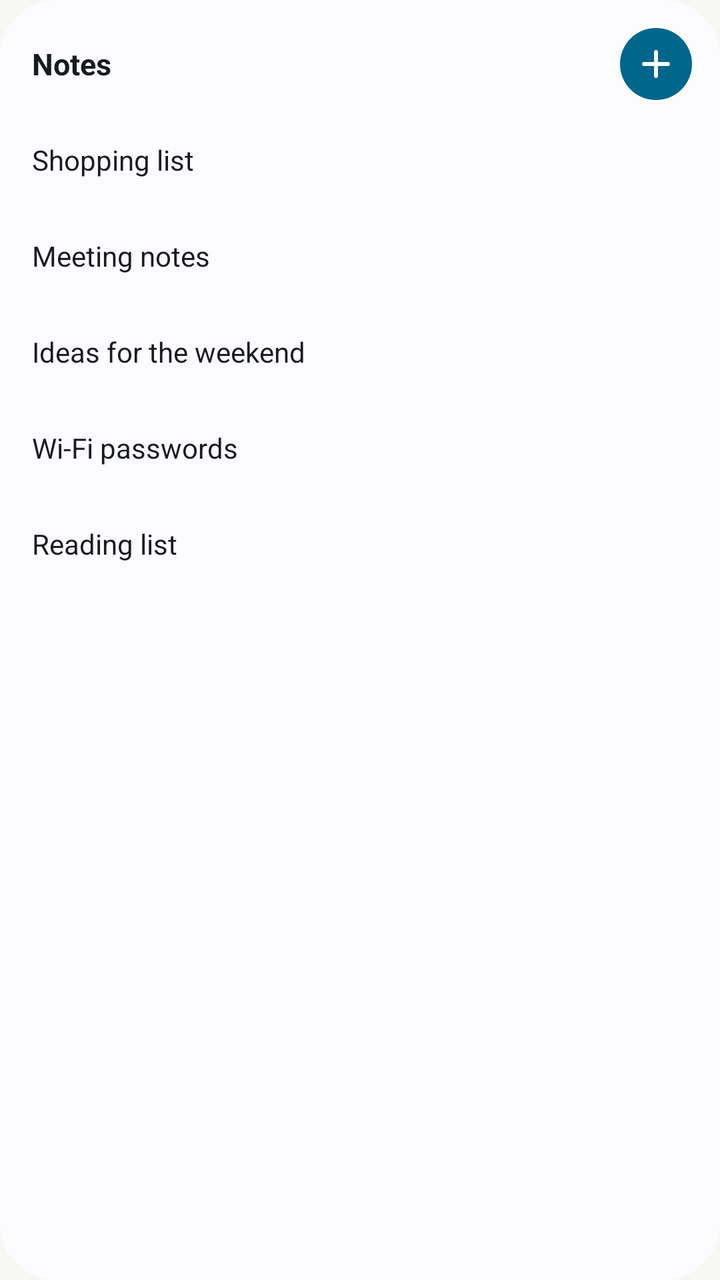
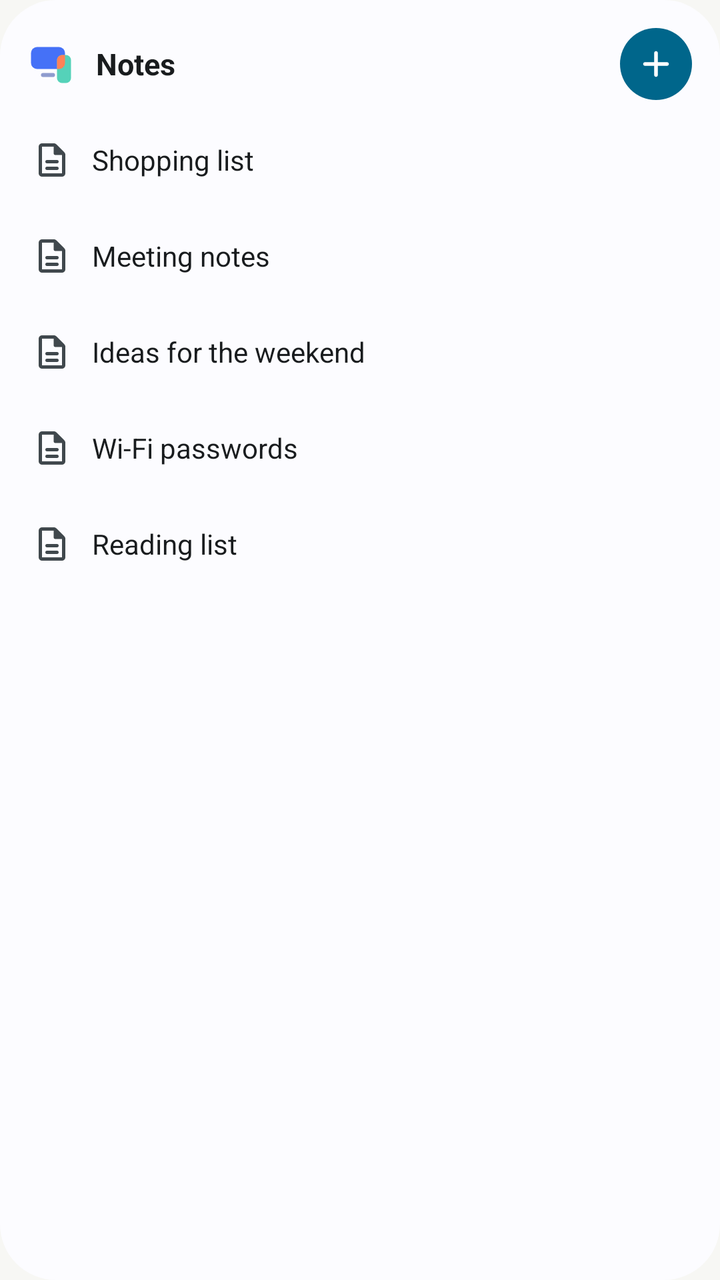

Two renders of the same Android screen: before a commit and after it. Below are the layout's source before the change and the commit's diff.
<!-- AndroidManifest.xml: application theme DeskLinkTheme.NoActionBar -->
<!-- res/layout/widget_notes.xml -->
<?xml version="1.0" encoding="utf-8"?>
<LinearLayout xmlns:android="http://schemas.android.com/apk/res/android"
    xmlns:tools="http://schemas.android.com/tools"
    android:id="@android:id/background"
    tools:ignore="UseAppTint"
    android:layout_width="match_parent"
    android:layout_height="match_parent"
    android:background="@drawable/widget_desk_background"
    android:orientation="vertical"
    android:padding="8dp">

    <LinearLayout
        android:layout_width="match_parent"
        android:layout_height="wrap_content"
        android:gravity="center_vertical"
        android:orientation="horizontal">

        <TextView
            android:id="@+id/n_title"
            android:layout_width="0dp"
            android:layout_height="48dp"
            android:layout_weight="1"
            android:ellipsize="end"
            android:gravity="center_vertical"
            android:maxLines="1"
            android:paddingStart="8dp"
            android:paddingEnd="8dp"
            android:text="@string/notes_title"
            android:textColor="@color/widget_text"
            android:textSize="15sp"
            android:textStyle="bold" />

        <ImageView
            android:id="@+id/n_new"
            android:layout_width="48dp"
            android:layout_height="48dp"
            android:background="@drawable/widget_new_button"
            android:contentDescription="@string/notes_new"
            android:padding="12dp"
            android:src="@drawable/sym_add"
            android:tint="@color/widget_on_accent" />
    </LinearLayout>

    <TextView
        android:id="@+id/n_row1"
        android:layout_width="match_parent"
        android:layout_height="48dp"
        android:background="@drawable/widget_row_ripple"
        android:ellipsize="end"
        android:gravity="center_vertical"
        android:maxLines="1"
        android:paddingStart="8dp"
        android:paddingEnd="8dp"
        android:text="@string/widget_notes_preview_1"
        android:textColor="@color/widget_text"
        android:textSize="14sp" />

    <TextView
        android:id="@+id/n_row2"
        android:layout_width="match_parent"
        android:layout_height="48dp"
        android:background="@drawable/widget_row_ripple"
        android:ellipsize="end"
        android:gravity="center_vertical"
        android:maxLines="1"
        android:paddingStart="8dp"
        android:paddingEnd="8dp"
        android:text="@string/widget_notes_preview_2"
        android:textColor="@color/widget_text"
        android:textSize="14sp" />

    <TextView
        android:id="@+id/n_row3"
        android:layout_width="match_parent"
        android:layout_height="48dp"
        android:background="@drawable/widget_row_ripple"
        android:ellipsize="end"
        android:gravity="center_vertical"
        android:maxLines="1"
        android:paddingStart="8dp"
        android:paddingEnd="8dp"
        android:text="@string/widget_notes_preview_3"
        android:textColor="@color/widget_text"
        android:textSize="14sp" />

    <TextView
        android:id="@+id/n_row4"
        android:layout_width="match_parent"
        android:layout_height="48dp"
        android:background="@drawable/widget_row_ripple"
        android:ellipsize="end"
        android:gravity="center_vertical"
        android:maxLines="1"
        android:paddingStart="8dp"
        android:paddingEnd="8dp"
        android:text="@string/widget_notes_preview_4"
        android:textColor="@color/widget_text"
        android:textSize="14sp" />

    <TextView
        android:id="@+id/n_row5"
        android:layout_width="match_parent"
        android:layout_height="48dp"
        android:background="@drawable/widget_row_ripple"
        android:ellipsize="end"
        android:gravity="center_vertical"
        android:maxLines="1"
        android:paddingStart="8dp"
        android:paddingEnd="8dp"
        android:text="@string/widget_notes_preview_5"
        android:textColor="@color/widget_text"
        android:textSize="14sp" />

    <TextView
        android:id="@+id/n_message"
        android:layout_width="match_parent"
        android:layout_height="wrap_content"
        android:ellipsize="end"
        android:gravity="center_vertical"
        android:maxLines="3"
        android:minHeight="48dp"
        android:paddingStart="8dp"
        android:paddingEnd="8dp"
        android:textColor="@color/widget_text_dim"
        android:textSize="13sp"
        android:visibility="gone" />

    <TextView
        android:id="@+id/n_more"
        android:layout_width="match_parent"
        android:layout_height="wrap_content"
        android:paddingStart="8dp"
        android:paddingEnd="8dp"
        android:textColor="@color/widget_text_dim"
        android:textSize="12sp"
        android:visibility="gone" />
</LinearLayout>
<!-- resources referenced by this layout -->
<resources>
  <color name="widget_on_accent">#FFFFFFFF</color>
  <color name="widget_text">#FF18181B</color>
  <color name="widget_text_dim">#FF5F5F67</color>
  <!-- drawable widget_new_button (drawable) -->
  <?xml version="1.0" encoding="utf-8"?>
  <ripple xmlns:android="http://schemas.android.com/apk/res/android" android:color="@color/widget_button_bg">
      <item>
          <inset android:inset="6dp">
              <shape android:shape="oval">
                  <solid android:color="@color/widget_accent" />
              </shape>
          </inset>
      </item>
  </ripple>
  <!-- drawable widget_row_ripple (drawable) -->
  <?xml version="1.0" encoding="utf-8"?>
  <ripple xmlns:android="http://schemas.android.com/apk/res/android" android:color="@color/widget_button_bg">
      <item android:id="@android:id/mask">
          <shape android:shape="rectangle">
              <solid android:color="#FF000000" />
              <corners android:radius="12dp" />
          </shape>
      </item>
  </ripple>
  <string name="notes_new">New note</string>
  <string name="notes_title">Notes</string>
  <color name="widget_bg">#FFFFFFFF</color>
  <dimen name="widget_radius">24dp</dimen>
  <color name="widget_button_bg">#0D000000</color>
  <color name="widget_accent">#FF3256D6</color>
  <color name="brand_primary">#3256D6</color>
  <color name="brand_on_primary">#FFFFFF</color>
  <color name="brand_secondary">#5F5F67</color>
  <color name="brand_on_secondary">#FFFFFF</color>
  <color name="brand_tertiary">#0F9B72</color>
  <color name="brand_on_tertiary">#FFFFFF</color>
  <color name="brand_background">#F7F7F4</color>
  <color name="brand_outline">#D4D4CF</color>
  <dimen name="desk_dialog_radius">24dp</dimen>
  <!-- unchanged entries left out for length: 32 -->
</resources>

<!-- the commit's change to res/layout/widget_notes.xml (unified diff, before → after) -->
@@ -6,6 +6,7 @@
     android:layout_width="match_parent"
     android:layout_height="match_parent"
     android:background="@drawable/widget_desk_background"
+    android:importantForAccessibility="no"
     android:orientation="vertical"
     android:padding="8dp">
 
@@ -15,20 +16,38 @@
         android:gravity="center_vertical"
         android:orientation="horizontal">
 
-        <TextView
+        <LinearLayout
             android:id="@+id/n_title"
             android:layout_width="0dp"
             android:layout_height="48dp"
             android:layout_weight="1"
-            android:ellipsize="end"
+            android:background="@drawable/widget_row_ripple"
+            android:contentDescription="@string/widget_notes_open_list"
             android:gravity="center_vertical"
-            android:maxLines="1"
-            android:paddingStart="8dp"
-            android:paddingEnd="8dp"
-            android:text="@string/notes_title"
-            android:textColor="@color/widget_text"
-            android:textSize="15sp"
-            android:textStyle="bold" />
+            android:orientation="horizontal"
+            android:paddingStart="6dp"
+            android:paddingEnd="6dp">
+
+            <ImageView
+                android:id="@+id/n_mark"
+                android:layout_width="24dp"
+                android:layout_height="24dp"
+                android:layout_marginEnd="10dp"
+                android:importantForAccessibility="no"
+                android:src="@drawable/desklink_mark" />
+
+            <TextView
+                android:layout_width="0dp"
+                android:layout_height="wrap_content"
+                android:layout_weight="1"
+                android:ellipsize="end"
+                android:importantForAccessibility="no"
+                android:maxLines="1"
+                android:text="@string/notes_title"
+                android:textColor="@color/widget_text"
+                android:textSize="15sp"
+                android:textStyle="bold" />
+        </LinearLayout>
 
         <ImageView
             android:id="@+id/n_new"
@@ -36,100 +55,199 @@
             android:layout_height="48dp"
             android:background="@drawable/widget_new_button"
             android:contentDescription="@string/notes_new"
-            android:padding="12dp"
+            android:padding="13dp"
             android:src="@drawable/sym_add"
             android:tint="@color/widget_on_accent" />
     </LinearLayout>
 
-    <TextView
+    <LinearLayout
         android:id="@+id/n_row1"
         android:layout_width="match_parent"
         android:layout_height="48dp"
         android:background="@drawable/widget_row_ripple"
-        android:ellipsize="end"
-        android:gravity="center_vertical"
-        android:maxLines="1"
+        android:gravity="center_vertical"
+        android:orientation="horizontal"
+        android:paddingStart="8dp"
+        android:paddingEnd="8dp">
+
+        <ImageView
+            android:layout_width="20dp"
+            android:layout_height="20dp"
+            android:importantForAccessibility="no"
+            android:src="@drawable/widget_ic_note" />
+
+        <TextView
+            android:id="@+id/n_row1_text"
+            android:layout_width="0dp"
+            android:layout_height="wrap_content"
+            android:layout_marginStart="10dp"
+            android:layout_weight="1"
+            android:ellipsize="end"
+            android:importantForAccessibility="no"
+            android:maxLines="1"
+            android:text="@string/widget_notes_preview_1"
+            android:textColor="@color/widget_text"
+            android:textSize="14sp" />
+    </LinearLayout>
+
+    <LinearLayout
+        android:id="@+id/n_row2"
+        android:layout_width="match_parent"
+        android:layout_height="48dp"
+        android:background="@drawable/widget_row_ripple"
+        android:gravity="center_vertical"
+        android:orientation="horizontal"
+        android:paddingStart="8dp"
+        android:paddingEnd="8dp">
+
+        <ImageView
+            android:layout_width="20dp"
+            android:layout_height="20dp"
+            android:importantForAccessibility="no"
+            android:src="@drawable/widget_ic_note" />
+
+        <TextView
+            android:id="@+id/n_row2_text"
+            android:layout_width="0dp"
+            android:layout_height="wrap_content"
+            android:layout_marginStart="10dp"
+            android:layout_weight="1"
+            android:ellipsize="end"
+            android:importantForAccessibility="no"
+            android:maxLines="1"
+            android:text="@string/widget_notes_preview_2"
+            android:textColor="@color/widget_text"
+            android:textSize="14sp" />
+    </LinearLayout>
+
+    <LinearLayout
+        android:id="@+id/n_row3"
+        android:layout_width="match_parent"
+        android:layout_height="48dp"
+        android:background="@drawable/widget_row_ripple"
+        android:gravity="center_vertical"
+        android:orientation="horizontal"
+        android:paddingStart="8dp"
+        android:paddingEnd="8dp">
+
+        <ImageView
+            android:layout_width="20dp"
+            android:layout_height="20dp"
+            android:importantForAccessibility="no"
+            android:src="@drawable/widget_ic_note" />
+
+        <TextView
+            android:id="@+id/n_row3_text"
+            android:layout_width="0dp"
+            android:layout_height="wrap_content"
+            android:layout_marginStart="10dp"
+            android:layout_weight="1"
+            android:ellipsize="end"
+            android:importantForAccessibility="no"
+            android:maxLines="1"
+            android:text="@string/widget_notes_preview_3"
+            android:textColor="@color/widget_text"
+            android:textSize="14sp" />
+    </LinearLayout>
+
+    <LinearLayout
+        android:id="@+id/n_row4"
+        android:layout_width="match_parent"
+        android:layout_height="48dp"
+        android:background="@drawable/widget_row_ripple"
+        android:gravity="center_vertical"
+        android:orientation="horizontal"
+        android:paddingStart="8dp"
+        android:paddingEnd="8dp">
+
+        <ImageView
+            android:layout_width="20dp"
+            android:layout_height="20dp"
+            android:importantForAccessibility="no"
+            android:src="@drawable/widget_ic_note" />
+
+        <TextView
+            android:id="@+id/n_row4_text"
+            android:layout_width="0dp"
+            android:layout_height="wrap_content"
+            android:layout_marginStart="10dp"
+            android:layout_weight="1"
+            android:ellipsize="end"
+            android:importantForAccessibility="no"
+            android:maxLines="1"
+            android:text="@string/widget_notes_preview_4"
+            android:textColor="@color/widget_text"
+            android:textSize="14sp" />
+    </LinearLayout>
+
+    <LinearLayout
+        android:id="@+id/n_row5"
+        android:layout_width="match_parent"
+        android:layout_height="48dp"
+        android:background="@drawable/widget_row_ripple"
+        android:gravity="center_vertical"
+        android:orientation="horizontal"
+        android:paddingStart="8dp"
+        android:paddingEnd="8dp">
+
+        <ImageView
+            android:layout_width="20dp"
+            android:layout_height="20dp"
+            android:importantForAccessibility="no"
+            android:src="@drawable/widget_ic_note" />
+
+        <TextView
+            android:id="@+id/n_row5_text"
+            android:layout_width="0dp"
+            android:layout_height="wrap_content"
+            android:layout_marginStart="10dp"
+            android:layout_weight="1"
+            android:ellipsize="end"
+            android:importantForAccessibility="no"
+            android:maxLines="1"
+            android:text="@string/widget_notes_preview_5"
+            android:textColor="@color/widget_text"
+            android:textSize="14sp" />
+    </LinearLayout>
+
+    <LinearLayout
+        android:id="@+id/n_message"
+        android:layout_width="match_parent"
+        android:layout_height="0dp"
+        android:layout_weight="1"
+        android:background="@drawable/widget_row_ripple"
+        android:gravity="center_vertical"
+        android:minHeight="48dp"
+        android:orientation="horizontal"
         android:paddingStart="8dp"
         android:paddingEnd="8dp"
-        android:text="@string/widget_notes_preview_1"
-        android:textColor="@color/widget_text"
-        android:textSize="14sp" />
-
-    <TextView
-        android:id="@+id/n_row2"
-        android:layout_width="match_parent"
-        android:layout_height="48dp"
-        android:background="@drawable/widget_row_ripple"
-        android:ellipsize="end"
-        android:gravity="center_vertical"
-        android:maxLines="1"
-        android:paddingStart="8dp"
-        android:paddingEnd="8dp"
-        android:text="@string/widget_notes_preview_2"
-        android:textColor="@color/widget_text"
-        android:textSize="14sp" />
-
-    <TextView
-        android:id="@+id/n_row3"
-        android:layout_width="match_parent"
-        android:layout_height="48dp"
-        android:background="@drawable/widget_row_ripple"
-        android:ellipsize="end"
-        android:gravity="center_vertical"
-        android:maxLines="1"
-        android:paddingStart="8dp"
-        android:paddingEnd="8dp"
-        android:text="@string/widget_notes_preview_3"
-        android:textColor="@color/widget_text"
-        android:textSize="14sp" />
-
-    <TextView
-        android:id="@+id/n_row4"
-        android:layout_width="match_parent"
-        android:layout_height="48dp"
-        android:background="@drawable/widget_row_ripple"
-        android:ellipsize="end"
-        android:gravity="center_vertical"
-        android:maxLines="1"
-        android:paddingStart="8dp"
-        android:paddingEnd="8dp"
-        android:text="@string/widget_notes_preview_4"
-        android:textColor="@color/widget_text"
-        android:textSize="14sp" />
-
-    <TextView
-        android:id="@+id/n_row5"
-        android:layout_width="match_parent"
-        android:layout_height="48dp"
-        android:background="@drawable/widget_row_ripple"
-        android:ellipsize="end"
-        android:gravity="center_vertical"
-        android:maxLines="1"
-        android:paddingStart="8dp"
-        android:paddingEnd="8dp"
-        android:text="@string/widget_notes_preview_5"
-        android:textColor="@color/widget_text"
-        android:textSize="14sp" />
-
-    <TextView
-        android:id="@+id/n_message"
-        android:layout_width="match_parent"
-        android:layout_height="wrap_content"
-        android:ellipsize="end"
-        android:gravity="center_vertical"
-        android:maxLines="3"
-        android:minHeight="48dp"
-        android:paddingStart="8dp"
-        android:paddingEnd="8dp"
-        android:textColor="@color/widget_text_dim"
-        android:textSize="13sp"
-        android:visibility="gone" />
+        android:visibility="gone">
+
+        <ImageView
+            android:id="@+id/n_message_icon"
+            android:layout_width="20dp"
+            android:layout_height="20dp"
+            android:importantForAccessibility="no"
+            android:src="@drawable/widget_ic_note" />
+
+        <TextView
+            android:id="@+id/n_message_text"
+            android:layout_width="0dp"
+            android:layout_height="wrap_content"
+            android:layout_marginStart="10dp"
+            android:layout_weight="1"
+            android:ellipsize="end"
+            android:importantForAccessibility="no"
+            android:maxLines="4"
+            android:textColor="@color/widget_text_dim"
+            android:textSize="13sp" />
+    </LinearLayout>
 
     <TextView
         android:id="@+id/n_more"
         android:layout_width="match_parent"
         android:layout_height="wrap_content"
-        android:paddingStart="8dp"
+        android:paddingStart="38dp"
         android:paddingEnd="8dp"
         android:textColor="@color/widget_text_dim"
         android:textSize="12sp"
<!-- resource entries referenced after the edit -->
@@ -3,9 +3,39 @@
   <color name="widget_on_accent">#FFFFFFFF</color>
   <color name="widget_text">#FF18181B</color>
   <color name="widget_text_dim">#FF5F5F67</color>
+  <!-- drawable desklink_mark (drawable) -->
+  <vector xmlns:android="http://schemas.android.com/apk/res/android"
+      android:width="48dp"
+      android:height="48dp"
+      android:viewportWidth="48"
+      android:viewportHeight="48">
+      <path
+          android:fillColor="#4571F7"
+          android:pathData="M9 7H31A6 6 0 0 1 37 13V23A6 6 0 0 1 31 29H9A6 6 0 0 1 3 23V13A6 6 0 0 1 9 7Z" />
+      <path
+          android:fillColor="#8F9CCE"
+          android:pathData="M15 33H25A2 2 0 0 1 27 35V35A2 2 0 0 1 25 37H15A2 2 0 0 1 13 35V35A2 2 0 0 1 15 33Z" />
+      <path
+          android:fillColor="#55D2B9"
+          android:pathData="M34 15H38A5 5 0 0 1 43 20V38A5 5 0 0 1 38 43H34A5 5 0 0 1 29 38V20A5 5 0 0 1 34 15Z" />
+      <path
+          android:fillColor="#FF8257"
+          android:pathData="M34 15H37V23A6 6 0 0 1 31 29H29V20A5 5 0 0 1 34 15Z" />
+  </vector>
+  <!-- drawable widget_ic_note (drawable) -->
+  <?xml version="1.0" encoding="utf-8"?>
+  <vector xmlns:android="http://schemas.android.com/apk/res/android"
+      android:width="20dp"
+      android:height="20dp"
+      android:viewportWidth="960"
+      android:viewportHeight="960">
+    <path
+        android:fillColor="@color/widget_text_dim"
+        android:pathData="M360,720L600,720Q617,720 628.5,708.5Q640,697 640,680Q640,663 628.5,651.5Q617,640 600,640L360,640Q343,640 331.5,651.5Q320,663 320,680Q320,697 331.5,708.5Q343,720 360,720ZM360,560L600,560Q617,560 628.5,548.5Q640,537 640,520Q640,503 628.5,491.5Q617,480 600,480L360,480Q343,480 331.5,491.5Q320,503 320,520Q320,537 331.5,548.5Q343,560 360,560ZM240,880Q207,880 183.5,856.5Q160,833 160,800L160,160Q160,127 183.5,103.5Q207,80 240,80L527,80Q543,80 557.5,86Q572,92 583,103L777,297Q788,308 794,322.5Q800,337 800,353L800,800Q800,833 776.5,856.5Q753,880 720,880L240,880ZM520,320L520,160L240,160Q240,160 240,160Q240,160 240,160L240,800Q240,800 240,800Q240,800 240,800L720,800Q720,800 720,800Q720,800 720,800L720,360L560,360Q543,360 531.5,348.5Q520,337 520,320ZM240,160L240,160L240,320Q240,337 240,348.5Q240,360 240,360L240,360L240,160L240,320Q240,337 240,348.5Q240,360 240,360L240,360L240,800Q240,800 240,800Q240,800 240,800L240,800Q240,800 240,800Q240,800 240,800L240,160Q240,160 240,160Q240,160 240,160Z"/>
+  </vector>
   <!-- drawable widget_new_button (drawable) -->
   <?xml version="1.0" encoding="utf-8"?>
-  <ripple xmlns:android="http://schemas.android.com/apk/res/android" android:color="@color/widget_button_bg">
+  <ripple xmlns:android="http://schemas.android.com/apk/res/android" android:color="@color/widget_ripple">
       <item>
           <inset android:inset="6dp">
               <shape android:shape="oval">
@@ -16,20 +46,22 @@
   </ripple>
   <!-- drawable widget_row_ripple (drawable) -->
   <?xml version="1.0" encoding="utf-8"?>
-  <ripple xmlns:android="http://schemas.android.com/apk/res/android" android:color="@color/widget_button_bg">
+  <ripple xmlns:android="http://schemas.android.com/apk/res/android" android:color="@color/widget_ripple">
       <item android:id="@android:id/mask">
           <shape android:shape="rectangle">
               <solid android:color="#FF000000" />
-              <corners android:radius="12dp" />
+              <corners android:radius="@dimen/widget_inner_radius" />
           </shape>
       </item>
   </ripple>
   <string name="notes_new">New note</string>
   <string name="notes_title">Notes</string>
+  <string name="widget_notes_open_list">Open notes</string>
   <color name="widget_bg">#FFFFFFFF</color>
   <dimen name="widget_radius">24dp</dimen>
-  <color name="widget_button_bg">#0D000000</color>
+  <color name="widget_ripple">#1F000000</color>
   <color name="widget_accent">#FF3256D6</color>
+  <dimen name="widget_inner_radius">16dp</dimen>
   <color name="brand_primary">#3256D6</color>
   <color name="brand_on_primary">#FFFFFF</color>
   <color name="brand_secondary">#5F5F67</color>
